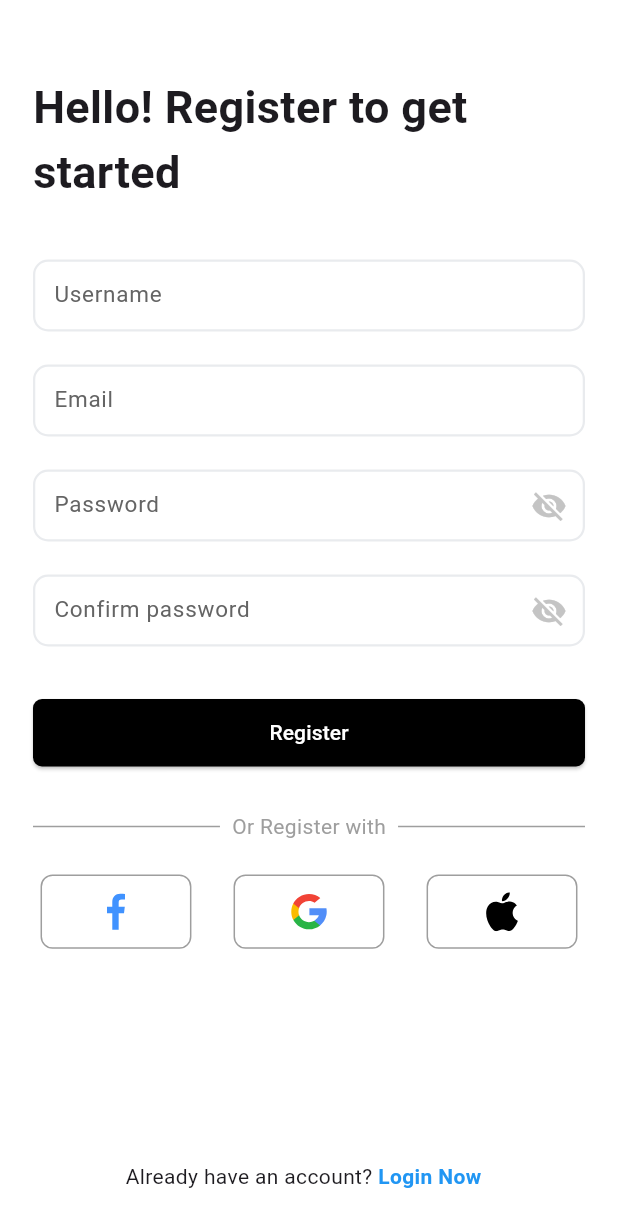
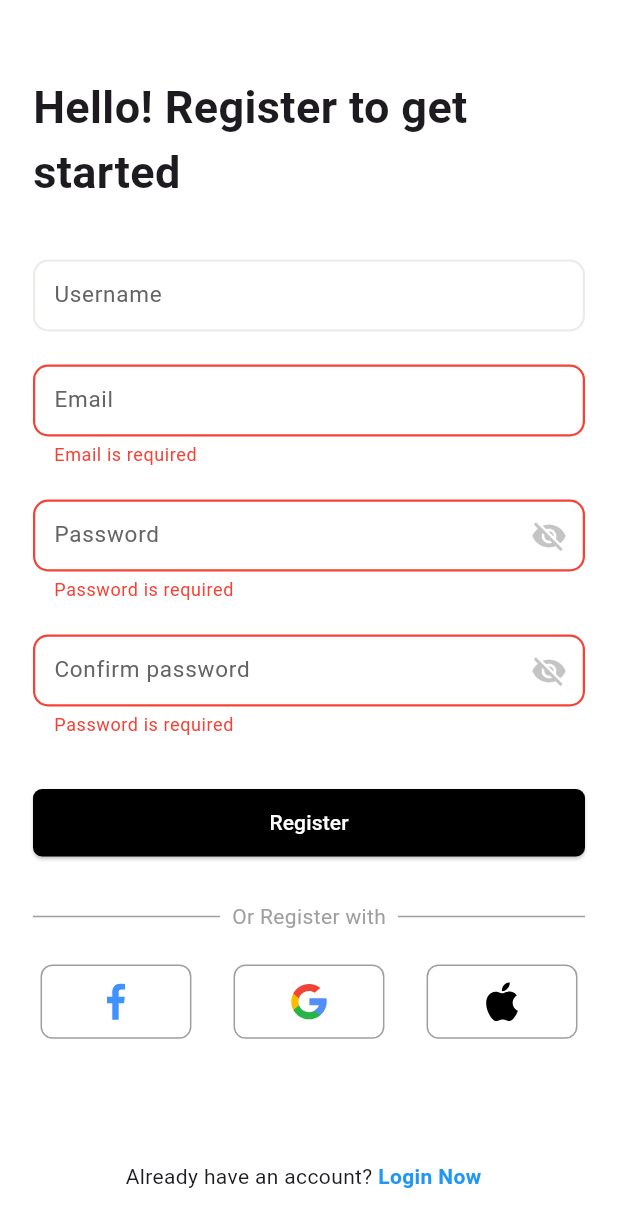
Before and after one commit to DamisolaT/postify_app, a Flutter app: the SignupScreen screen opened by its route, after a tap on "Register", on a phone screen of 412 x 824 dp. Shown: the top 1227 px of the screen. Run offline on Flutter 3.47's test engine with Material 3 defaults, Android fonts, the phone set to English and light mode, and no system bars; our stand-ins replace firebase_auth, firebase_core, flutter_screenutil, flutter_svg, fluttertoast; accounts and stored records are empty; network calls fail.

Commit message:
feat:login and signup authentication

```diff
--- /dev/null
+++ b/lib/view/auth/firebase_auth_impl/firebase_auth_service.dart
@@ -0,0 +1,35 @@
+import 'package:firebase_auth/firebase_auth.dart';
+
+class FirebaseAuthServices {
+  final FirebaseAuth _auth = FirebaseAuth.instance;
+
+  Future<User?> signUpWithEmailAndPassword(String email, String password) async {
+    try {
+      UserCredential credential = await _auth.createUserWithEmailAndPassword(
+        email: email,
+        password: password,
+      );
+      return credential.user;
+    } on FirebaseAuthException catch (e) {
+      print('Sign Up Error: ${e.code} - ${e.message}');
+    } catch (e) {
+      print('Unknown Sign Up Error: $e');
+    }
+    return null;
+  }
+
+  Future<User?> signInWithEmailAndPassword(String email, String password) async {
+    try {
+      UserCredential credential = await _auth.signInWithEmailAndPassword(
+        email: email,
+        password: password,
+      );
+      return credential.user;
+    } on FirebaseAuthException catch (e) {
+      print('Sign In Error: ${e.code} - ${e.message}');
+    } catch (e) {
+      print('Unknown Sign In Error: $e');
+    }
+    return null;
+  }
+}
--- a/lib/view/auth/login.dart
+++ b/lib/view/auth/login.dart
@@ -1,11 +1,16 @@
+import 'package:firebase_auth/firebase_auth.dart';
 import 'package:flutter/material.dart';
 import 'package:flutter/services.dart';
-import 'package:flutter_screenutil/flutter_screenutil.dart';
+
 import 'package:flutter_svg/svg.dart';
 import 'package:postify_app/core/constants/validator.dart';
 import 'package:postify_app/core/customs/custom_textfield.dart';
 import 'package:postify_app/core/utils/app_assets.dart';
 import 'package:postify_app/core/utils/app_button.dart';
+import 'package:postify_app/navigator/route.dart';
+import 'package:postify_app/view/auth/firebase_auth_impl/firebase_auth_service.dart';
+
+import 'package:postify_app/widgets/social_media.dart';
 
 class LoginScreen extends StatefulWidget {
   const LoginScreen({super.key});
@@ -17,10 +22,17 @@ class LoginScreen extends StatefulWidget {
 class _LoginScreenState extends State<LoginScreen> {
   final _emailController = TextEditingController();
   final _passwordController = TextEditingController();
+ final FirebaseAuthServices _auth = FirebaseAuthServices();
+
   final _formKey = GlobalKey<FormState>();
+  // final String? errorText;
+
+
+
 
   @override
   void dispose() {
+
     _emailController.dispose();
     _passwordController.dispose();
     super.dispose();
@@ -82,9 +94,7 @@ class _LoginScreenState extends State<LoginScreen> {
                 SizedBox(height: 30),
                 AppButton(
                   text: 'Login',
-                  onPressed: () {
-                    Navigator.pushNamed(context, '/posts_page');
-                  },
+                  onPressed: _signIn,
                   color: Colors.black,
                   textStyle: TextStyle(color: Colors.white),
                 ),
@@ -144,29 +154,25 @@ class _LoginScreenState extends State<LoginScreen> {
       ),
     );
   }
-}
 
-class SocialIcons extends StatelessWidget {
-  const SocialIcons({
-    super.key,
-    required this.icon,
-  });
 
-  final Widget icon;
+  void _signIn() async {
 
-  @override
-  Widget build(BuildContext context) {
-    return Container(
-      width: 105.w,
-      height: 56.h,
-      decoration: BoxDecoration(
-        color: Colors.white,
-        border: Border.all(color: Colors.grey),
-        borderRadius: BorderRadius.circular(8),
-      ),
-      child: Center(
-        child: icon,
-      ),
-    );
+  String email = _emailController.text.trim();
+  String password = _passwordController.text.trim();
+
+  if (_formKey.currentState!.validate()) {
+    User? user = await _auth.signInWithEmailAndPassword(email, password);
+    if (user != null) {
+
+      Navigator.pushReplacementNamed(context, AppRouteStrings.postsPage);
+    } else {
+
+      // ignore: use_build_context_synchronously
+      ScaffoldMessenger.of(context).showSnackBar(
+        SnackBar(content: Text('Login failed. Please try again.')),
+      );
+    }
   }
 }
+}
--- a/lib/view/auth/signup_screen.dart
+++ b/lib/view/auth/signup_screen.dart
@@ -1,11 +1,17 @@
+import 'package:firebase_auth/firebase_auth.dart';
 import 'package:flutter/material.dart';
 import 'package:flutter/services.dart';
-import 'package:flutter_screenutil/flutter_screenutil.dart';
+
 import 'package:flutter_svg/svg.dart';
 import 'package:postify_app/core/constants/validator.dart';
 import 'package:postify_app/core/customs/custom_textfield.dart';
 import 'package:postify_app/core/utils/app_assets.dart';
 import 'package:postify_app/core/utils/app_button.dart';
+import 'package:postify_app/navigator/route.dart';
+import 'package:postify_app/view/auth/firebase_auth_impl/firebase_auth_service.dart';
+
+import 'package:postify_app/widgets/social_media.dart';
+
 
 class SignupScreen extends StatefulWidget {
   const SignupScreen({super.key});
@@ -15,6 +21,7 @@ class SignupScreen extends StatefulWidget {
 }
 
 class _SignupScreenState extends State<SignupScreen> {
+  final FirebaseAuthServices _auth = FirebaseAuthServices();
    final _userController = TextEditingController();
   final _emailController = TextEditingController();
   final _passwordController = TextEditingController();
@@ -84,9 +91,7 @@ class _SignupScreenState extends State<SignupScreen> {
                 SizedBox(height: 30),
                 AppButton(
                   text: 'Register',
-                  onPressed: () {
-
-                  },
+                  onPressed: _signUp,
                   color: Colors.black,
                   textStyle: TextStyle(color: Colors.white),
                 ),
@@ -146,29 +151,26 @@ class _SignupScreenState extends State<SignupScreen> {
       ),
     );
   }
-}
+   void _signUp() async {
+    // ignore: unused_local_variable
+    String name = _userController.text.trim();
+    String email = _emailController.text.trim();
+    String password = _passwordController.text.trim();
+    // ignore: unused_local_variable
+    String comfirm = _confirmPasswordController.text.trim();
 
-class SocialIcons extends StatelessWidget {
-  const SocialIcons({
-    super.key,
-    required this.icon,
-  });
+    if (_formKey.currentState!.validate()) {
+      User? user = await _auth.signUpWithEmailAndPassword(email, password);
 
-  final Widget icon;
+      if (!mounted) return;
 
-  @override
-  Widget build(BuildContext context) {
-    return Container(
-      width: 105.w,
-      height: 56.h,
-      decoration: BoxDecoration(
-        color: Colors.white,
-        border: Border.all(color: Colors.grey),
-        borderRadius: BorderRadius.circular(8),
-      ),
-      child: Center(
-        child: icon,
-      ),
-    );
+      if (user != null) {
+       Navigator.pushReplacementNamed(context, AppRouteStrings.postsPage);
+      } else {
+        ScaffoldMessenger.of(context).showSnackBar(
+          const SnackBar(content: Text('Registration failed. Try again.')),
+        );
+      }
+    }
   }
 }
--- /dev/null
+++ b/lib/widgets/social_media.dart
@@ -0,0 +1,28 @@
+
+import 'package:flutter/material.dart';
+import 'package:flutter_screenutil/flutter_screenutil.dart';
+
+class SocialIcons extends StatelessWidget {
+  const SocialIcons({
+    super.key,
+    required this.icon,
+  });
+
+  final Widget icon;
+
+  @override
+  Widget build(BuildContext context) {
+    return Container(
+      width: 105.w,
+      height: 56.h,
+      decoration: BoxDecoration(
+        color: Colors.white,
+        border: Border.all(color: Colors.grey),
+        borderRadius: BorderRadius.circular(8),
+      ),
+      child: Center(
+        child: icon,
+      ),
+    );
+  }
+}
--- a/pubspec.yaml
+++ b/pubspec.yaml
@@ -38,6 +38,11 @@ dependencies:
   flutter_screenutil: ^5.9.3
   http: ^1.4.0
   fluttertoast: ^8.2.4
+  firebase_core: ^3.15.2
+  cloud_firestore: ^5.6.12
+  firebase_auth: ^5.7.0
+  firebase_storage: ^12.4.10
+  provider: ^6.1.2
 
 dev_dependencies:
   flutter_test:
```
Also changed, not shown: lib/main.dart (+12 -1 lines), lib/network/network_service.dart (added, +57 -0 lines), lib/services/api_services.dart (+19 -59 lines), lib/view/home/post_page.dart (+5 -5 lines), firebase.json (added), lib/firebase_options.dart (added), pubspec.lock, 6 other files.
